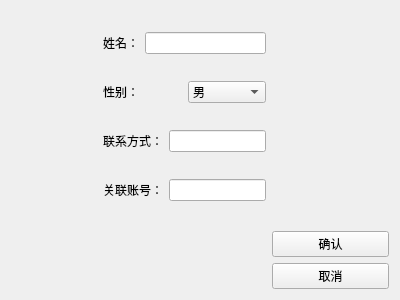
Above: readereditview.ui from ay212/BookBorrowSystem before the change. Below: the same form after it.
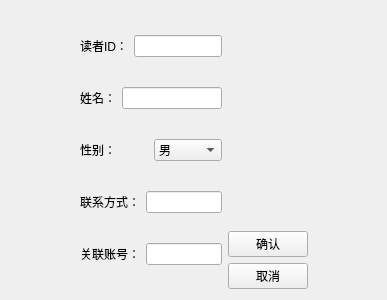
That is the form after the change.

Commit message: 完成读者管理界面和注册界面逻辑

Patch:
```diff
--- a/readereditview.ui
+++ b/readereditview.ui
@@ -6,7 +6,7 @@
    <rect>
     <x>0</x>
     <y>0</y>
-    <width>400</width>
+    <width>387</width>
     <height>300</height>
    </rect>
   </property>
@@ -32,6 +32,20 @@
      <item>
       <layout class="QHBoxLayout" name="horizontalLayout">
        <item>
+        <widget class="QLabel" name="label_5">
+         <property name="text">
+          <string>读者ID：</string>
+         </property>
+        </widget>
+       </item>
+       <item>
+        <widget class="QLineEdit" name="leReaderId"/>
+       </item>
+      </layout>
+     </item>
+     <item>
+      <layout class="QHBoxLayout" name="horizontalLayout_2">
+       <item>
         <widget class="QLabel" name="label">
          <property name="text">
           <string>姓名：</string>
@@ -44,7 +58,7 @@
       </layout>
      </item>
      <item>
-      <layout class="QHBoxLayout" name="horizontalLayout_2">
+      <layout class="QHBoxLayout" name="horizontalLayout_3">
        <item>
         <widget class="QLabel" name="label_2">
          <property name="text">
@@ -69,7 +83,7 @@
       </layout>
      </item>
      <item>
-      <layout class="QHBoxLayout" name="horizontalLayout_3">
+      <layout class="QHBoxLayout" name="horizontalLayout_4">
        <item>
         <widget class="QLabel" name="label_3">
          <property name="text">
@@ -83,7 +97,7 @@
       </layout>
      </item>
      <item>
-      <layout class="QHBoxLayout" name="horizontalLayout_4">
+      <layout class="QHBoxLayout" name="horizontalLayout_5">
        <item>
         <widget class="QLabel" name="label_4">
          <property name="text">
@@ -99,17 +113,35 @@
     </layout>
    </item>
    <item row="0" column="2">
+    <layout class="QVBoxLayout" name="verticalLayout_2">
+     <item>
     <spacer name="verticalSpacer">
      <property name="orientation">
       <enum>Qt::Orientation::Vertical</enum>
      </property>
      <property name="sizeHint" stdset="0">
       <size>
-       <width>20</width>
-       <height>239</height>
+         <width>17</width>
+         <height>236</height>
       </size>
      </property>
     </spacer>
+     </item>
+     <item>
+      <widget class="QPushButton" name="btnConfirm">
+       <property name="text">
+        <string>确认</string>
+       </property>
+      </widget>
+     </item>
+     <item>
+      <widget class="QPushButton" name="btnCancel">
+       <property name="text">
+        <string>取消</string>
+       </property>
+      </widget>
+     </item>
+    </layout>
    </item>
    <item row="0" column="3">
     <spacer name="horizontalSpacer_2">
@@ -124,24 +156,6 @@
      </property>
     </spacer>
    </item>
-   <item row="1" column="2" colspan="2">
-    <layout class="QVBoxLayout" name="verticalLayout_2">
-     <item>
-      <widget class="QPushButton" name="pushButton">
-       <property name="text">
-        <string>确认</string>
-       </property>
-      </widget>
-     </item>
-     <item>
-      <widget class="QPushButton" name="pushButton_2">
-       <property name="text">
-        <string>取消</string>
-       </property>
-      </widget>
-     </item>
-    </layout>
-   </item>
   </layout>
  </widget>
  <resources/>
```
Lines whose indentation alone changed are shown as unchanged. The commit also changes 14 other files.
